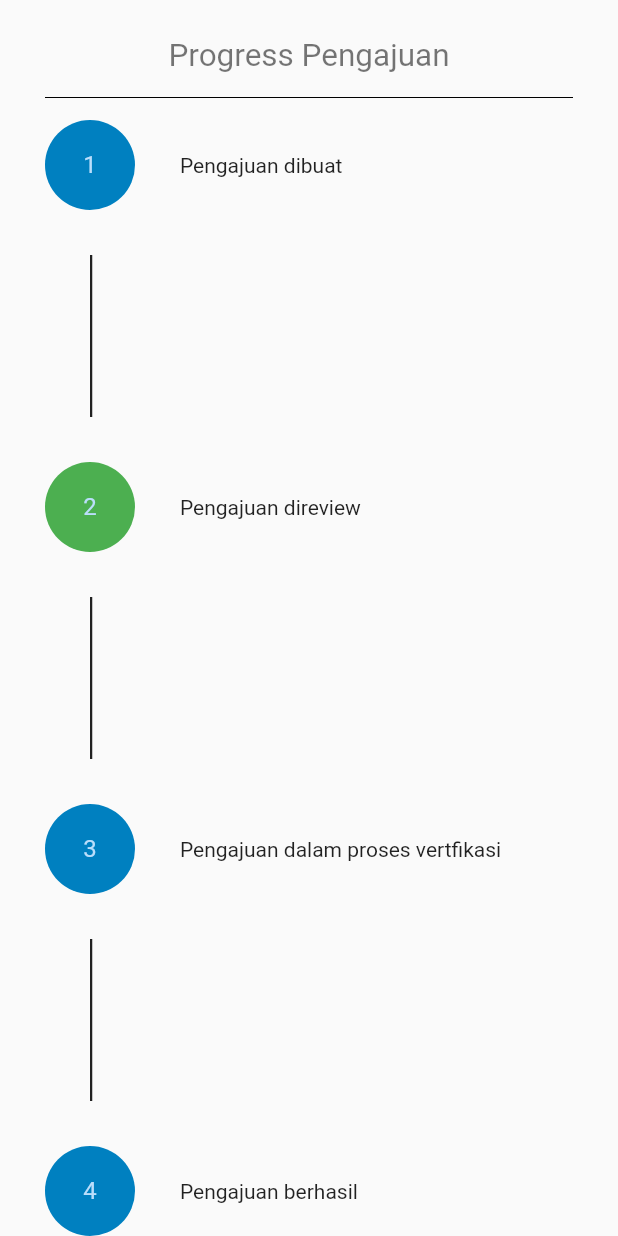
After one commit to Zersya/prototypeBJB, a Flutter app: the ProgressPengajuanPage screen opened directly, on a phone screen of 412 x 824 dp. The commit adds this screen. Run offline on Flutter 3.47's test engine with Material 2 defaults, Android fonts, the phone set to English and light mode, and no system bars; our stand-ins replace carousel_slider, flutter_masked_text, image_picker, material_design_icons_flutter, sqflite; accounts and stored records are empty.

Commit message:
pengajuan desain

```diff
--- a/lib/pages/daftar_pengajuan_page.dart
+++ b/lib/pages/daftar_pengajuan_page.dart
@@ -1,5 +1,6 @@
 import 'package:flutter/material.dart';
 import 'package:intl/intl.dart';
+import 'package:prototype_bjb/pages/progress_pengajuan_page.dart';
 import 'package:prototype_bjb/provider/pengajuan_db.dart';
 import 'package:prototype_bjb/utils/constant.dart';
 import 'package:provider/provider.dart';
@@ -107,6 +108,17 @@ class _DaftarPengajuanPageState extends State<DaftarPengajuanPage> {
                                               ListTile(
                                                 title:
                                                     Text('Progress Pengajuan'),
+                                                onTap: () {
+                                                  Navigator.of(context).pop();
+                                                  Navigator.of(context).push(
+                                                    MaterialPageRoute(
+                                                      builder: (context) =>
+                                                          ProgressPengajuanPage(
+                                                        pengajuan: data[index],
+                                                      ),
+                                                    ),
+                                                  );
+                                                },
                                               )
                                             ],
                                           ),
--- /dev/null
+++ b/lib/pages/progress_pengajuan_page.dart
@@ -0,0 +1,93 @@
+import 'package:flutter/material.dart';
+import 'package:prototype_bjb/provider/pengajuan_db.dart';
+import 'package:prototype_bjb/utils/constant.dart';
+
+class ProgressPengajuanPage extends StatefulWidget {
+  ProgressPengajuanPage({Key key, this.pengajuan}) : super(key: key);
+
+  final Pengajuan pengajuan;
+
+  _ProgressPengajuanPageState createState() => _ProgressPengajuanPageState();
+}
+
+class _ProgressPengajuanPageState extends State<ProgressPengajuanPage> {
+  static const double customPadding = 30;
+  static const double edgeWidth = 1.5;
+  int currentStep = 2;
+
+  @override
+  Widget build(BuildContext context) {
+    return Scaffold(
+      body: SafeArea(
+        top: true,
+        bottom: true,
+        child: Container(
+          padding: EdgeInsets.symmetric(horizontal: customPadding),
+          child: Column(
+            crossAxisAlignment: CrossAxisAlignment.center,
+            children: <Widget>[
+              SizedBox(
+                height: 25,
+              ),
+              Text(
+                'Progress Pengajuan',
+                textAlign: TextAlign.center,
+                style: TextStyle(
+                  color: Colors.black54,
+                  fontSize: 21.0,
+                ),
+              ),
+              Divider(
+                color: Colors.black,
+                height: 30.0,
+              ),
+              _step('Pengajuan dibuat', 1),
+              _line(),
+              _step('Pengajuan direview', 2),
+              _line(),
+              _step('Pengajuan dalam proses vertfikasi', 3),
+              _line(),
+              _step('Pengajuan berhasil', 4),
+            ],
+          ),
+        ),
+      ),
+    );
+  }
+
+  Row _step(
+    String str,
+    int index,
+  ) {
+    return Row(
+      children: <Widget>[
+        CircleAvatar(
+          backgroundColor:
+              index == currentStep ? Colors.green : Color(COLOR_MAIN),
+          radius: customPadding,
+          child: Text(index.toString()),
+        ),
+        SizedBox(
+          width: 30,
+        ),
+        Text(str)
+      ],
+    );
+  }
+
+  Widget _line() {
+    return Expanded(
+      flex: 1,
+      child: Align(
+        alignment: Alignment.centerLeft,
+        child: Padding(
+          padding: const EdgeInsets.all(customPadding),
+          child: Container(
+            width: edgeWidth,
+            color: Colors.black87,
+          ),
+        ),
+      ),
+    );
+  }
+}
--- a/lib/provider/pengajuan_db.dart
+++ b/lib/provider/pengajuan_db.dart
@@ -62,16 +62,19 @@ class PengajuanProvider {
   }
   String pickStatus(int rand){
     if(rand == 0)
-      return 'Proses Diajukan';
+      return 'Pengajuan dibuat';
     if(rand == 1)
-      return 'Pengajuan Berhasil';
+      return 'Pengajuan direview';
     if(rand == 2)
-      return 'Pengajuan Ditolak';
-    return '-';
+      return 'Pengajuan dalam proses vertfikasi';
+    if(rand == 3)
+      return 'Pengajuan berhasil';
+
+    return 'Pengajuan Ditolak';
   }
   Future<Pengajuan> insert(Profile _profile) async {
     pengajuan = Pengajuan(
-        _profile.nik, pickStatus(Random().nextInt(3)), DateTime.now().millisecondsSinceEpoch.toString());
+        _profile.nik, pickStatus(Random().nextInt(5)), DateTime.now().millisecondsSinceEpoch.toString());
 
     int id = await db.insert(tablePengajuan, pengajuan.toMap());
     print(id);
```
